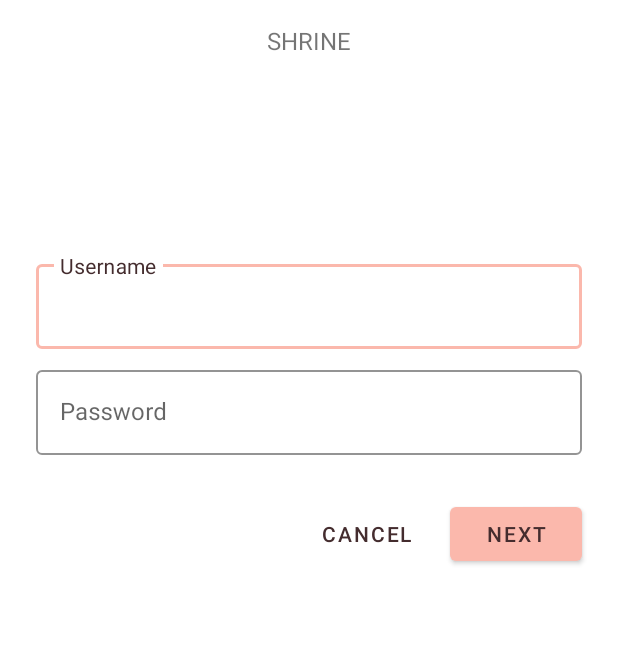
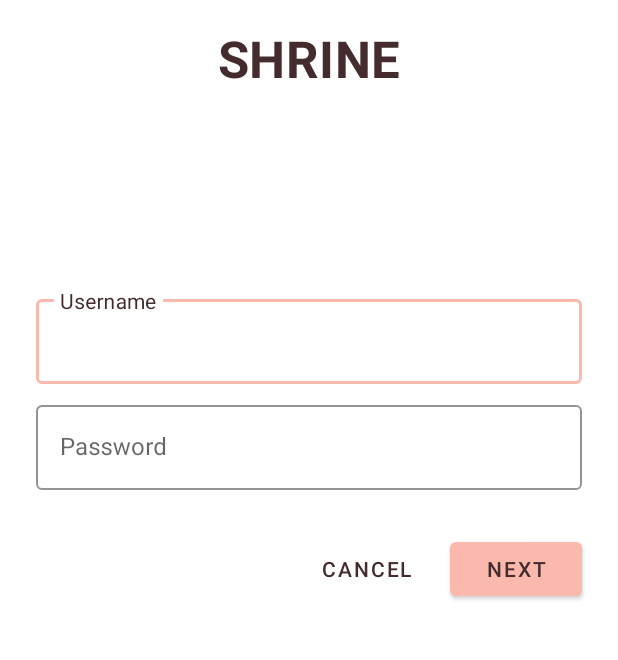
Before and after one commit to Koongh/week_13_if570_lab, an Android app: the screen it shows after launch (MainActivity), on a phone screen of 412 x 824 dp, the part 204-864 px from its top. Run offline under Robolectric (Android 15) with nearby library versions, the phone set to English and light mode, and no system bars.

Commit message:
Checkpoint 8

```diff
--- a/shrine/app/src/main/res/layout/shr_login_fragment.xml
+++ b/shrine/app/src/main/res/layout/shr_login_fragment.xml
@@ -31,8 +31,7 @@
             android:layout_gravity="center_horizontal"
             android:layout_marginBottom="132dp"
             android:text="@string/shr_app_name"
-            android:textAllCaps="true"
-            android:textSize="16sp" />
+            android:textAppearance="@style/TextAppearance.Shrine.Title" />
 
         <!-- Snippet from "Add text fields" section goes here. -->
 
--- a/shrine/app/src/main/res/values/styles.xml
+++ b/shrine/app/src/main/res/values/styles.xml
@@ -48,5 +48,15 @@
 <!--        <item name="android:textColor">?android:attr/textColorPrimary</item>-->
 <!--    </style>-->
 
+    <style name="TextAppearance.Shrine.Title"
+        parent="TextAppearance.MaterialComponents.Headline4">
+        <item name="textAllCaps">true</item>
+        <item name="android:textStyle">bold</item>
+        <item name="android:textColor">?android:attr/textColorPrimary</item>
+    </style>
+
+
+
+
 
 </resources>
```
Also changed, not shown: shrine/app/src/main/res/layout/shr_product_card.xml (+7 -3 lines), shrine/app/src/main/res/values/colors.xml (line endings or trailing spaces).
